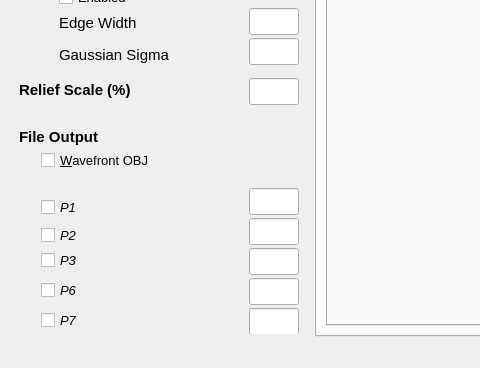
Old version of the form Explorer/explorer.ui in the repository steveknipmeyer/ModelRelief; both pictures show x 0 to 480 and y 599 to 967 of the 1171 by 967 pixel window.
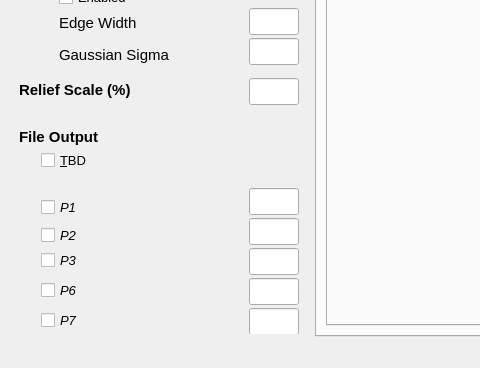
New version of the form. Icons and pictures are not drawn.

What changed in the file:
```diff
--- a/Explorer/explorer.ui
+++ b/Explorer/explorer.ui
@@ -928,7 +928,7 @@
         </font>
        </property>
        <property name="text">
-        <string>&amp;Wavefront OBJ</string>
+        <string>&amp;TBD</string>
        </property>
       </widget>
       <widget class="QLabel" name="labelGaussianLow">
```
Left out of the diff: 4 changed lines with no effect on the pictures.
